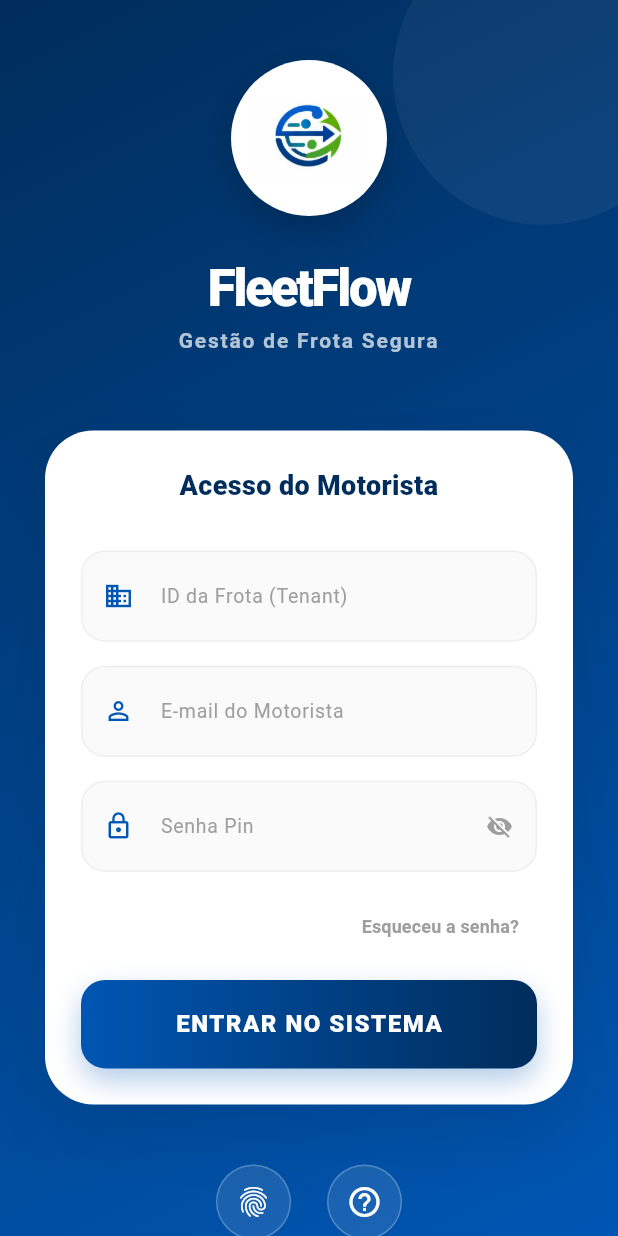
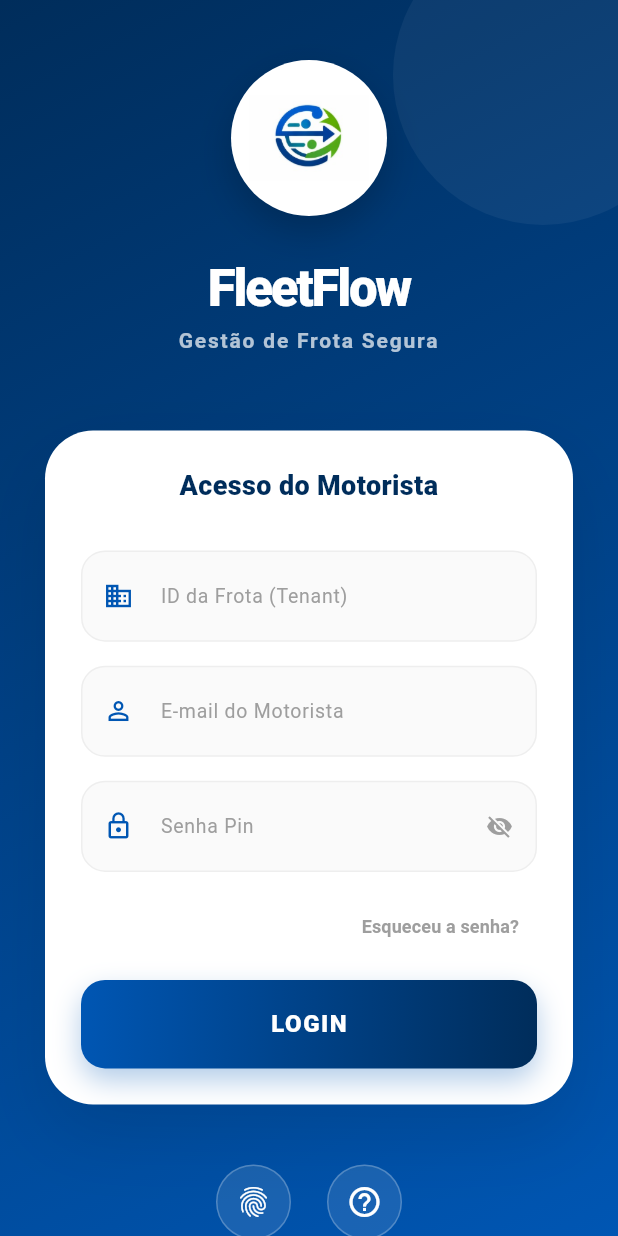
Before and after one commit to connexowner-collab/fleetflow, a Flutter app: the screen it shows after launch, on a phone screen of 412 x 824 dp. Run offline on Flutter 3.47's test engine with Material 3 defaults, Android fonts, the phone set to English and light mode, and no system bars; our stand-ins replace image_picker, pdf, printing, share_plus, signature, supabase_flutter; accounts and stored records are empty.

Commit message:
fix: rename login button from 'ENTRAR NO SISTEMA' to 'LOGIN'
Co-Authored-By: Claude Sonnet 4.6 <noreply@anthropic.com>

```diff
--- a/app_mobile/lib/screens/login_screen.dart
+++ b/app_mobile/lib/screens/login_screen.dart
@@ -240,7 +240,7 @@ class _LoginScreenState extends State<LoginScreen> {
                                   child: _loading
                                     ? const SizedBox(height: 20, width: 20, child: CircularProgressIndicator(color: Colors.white, strokeWidth: 2))
                                     : const Text(
-                                    'ENTRAR NO SISTEMA',
+                                    'LOGIN',
                                     style: TextStyle(fontSize: 16, fontWeight: FontWeight.w900, letterSpacing: 1),
                                   ),
                                 ),
```
